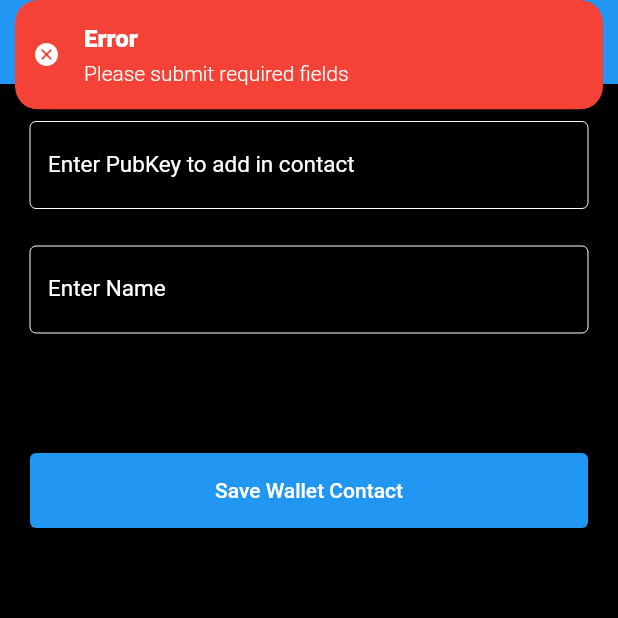
After one commit to rkmonarch/Sol-Swap, a Flutter app: the CreateContactScreen screen opened directly, after a tap on "Save Wallet Contact", on a phone screen of 412 x 824 dp, the top half of it. The commit adds this screen. Run offline on Flutter 3.47's test engine with Material 2 defaults, Android fonts, the phone set to English and light mode, and no system bars; our stand-ins replace bloc, flutter_bloc, font_awesome_flutter, get, get_storage, logger and 1 more; missing offline and left inert: bs58, phantom_connect, pinenacl, solana; accounts and stored records are empty.

Commit message:
added Create Contact List

```diff
--- /dev/null
+++ b/lib/components/screens/create_contact.dart
@@ -0,0 +1,127 @@
+import 'package:flutter/material.dart';
+import 'package:flutter_phantom_demo/components/screens/contacts_list.dart';
+import 'package:flutter_phantom_demo/main.dart';
+import 'package:flutter_phantom_demo/resources/ui_helpers.dart';
+
+class CreateContactScreen extends StatefulWidget {
+  const CreateContactScreen({super.key});
+
+  @override
+  State<CreateContactScreen> createState() => _CreateContactScreenState();
+}
+
+class _CreateContactScreenState extends State<CreateContactScreen> {
+  TextEditingController nameController = new TextEditingController();
+  TextEditingController pubkeyController = new TextEditingController();
+  final GlobalKey<ScaffoldState> _scaffoldKey = new GlobalKey<ScaffoldState>();
+  final _formkey = GlobalKey<FormState>();
+  List contacts = [];
+  @override
+  Widget build(BuildContext context) {
+    return Scaffold(
+      key: _scaffoldKey,
+      appBar: AppBar(),
+      backgroundColor: Colors.black,
+      body: Padding(
+        padding: EdgeInsets.symmetric(horizontal: 20.0),
+        child: Form(
+          key: _formkey,
+          child: Column(
+            children: [
+              vSpaceMedium,
+              TextFormField(
+                  controller: pubkeyController,
+                  validator: (value) {
+                    if (value!.isNotEmpty) {
+                      return null;
+                    } else {
+                      showInfoMessage(
+                          message: "Please submit required fields",
+                          title: "Error");
+                    }
+                  },
+                  style: TextStyle(
+                      color: Colors.white,
+                      fontSize: 15,
+                      fontWeight: FontWeight.bold),
+                  decoration: InputDecoration(
+                    labelText: "Enter PubKey to add in contact",
+                    enabledBorder: OutlineInputBorder(
+                      borderSide: BorderSide(color: Colors.white, width: 0.0),
+                    ),
+                    focusedBorder: OutlineInputBorder(
+                      borderSide: BorderSide(color: Colors.white, width: 0.0),
+                    ),
+                    labelStyle: TextStyle(
+                        color: Colors.white,
+                        fontSize: 15,
+                        fontWeight: FontWeight.normal),
+                  )),
+              vSpaceMedium,
+              TextFormField(
+                  controller: nameController,
+                  validator: (value) {
+                    if (value!.isNotEmpty) {
+                      return null;
+                    } else {
+                      showInfoMessage(
+                          message: "Please submit required fields",
+                          title: "Error");
+                    }
+                  },
+                  style: TextStyle(
+                      color: Colors.white,
+                      fontSize: 15,
+                      fontWeight: FontWeight.bold),
+                  decoration: InputDecoration(
+                    labelText: "Enter Name",
+                    enabledBorder: OutlineInputBorder(
+                      borderSide: BorderSide(color: Colors.white, width: 0.0),
+                    ),
+                    focusedBorder: OutlineInputBorder(
+                      borderSide: BorderSide(color: Colors.white, width: 0.0),
+                    ),
+                    labelStyle: TextStyle(
+                        color: Colors.white,
+                        fontSize: 15,
+                        fontWeight: FontWeight.normal),
+                  )),
+              vSpaceLarge,
+              Center(
+                child: ElevatedButton(
+                  onPressed: () {
+                    if (pubkeyController.text.isNotEmpty &&
+                        nameController.text.isNotEmpty) {
+                      contacts.add({
+                        "address": pubkeyController.text.trim(),
+                        "name": nameController.text.trim()
+                      });
+                      storage.write("contacts", contacts);
+                      var contactslist = storage.read("contacts");
+                      print("contacts is $contactslist");
+                      Navigator.push(
+                          context,
+                          MaterialPageRoute(
+                              builder: (context) => ContactsListScreen()));
+                      showInfoMessage(
+                          message: "Contact Added Successfully", title: "Info");
+                    } else {
+                      showInfoMessage(
+                          message: "Please submit required fields",
+                          title: "Error");
+                    }
+                  },
+                  child: Text("Save Wallet Contact"),
+                  style: ElevatedButton.styleFrom(
+                    minimumSize: Size(500, 50),
+                    elevation: 4,
+                  ),
+                ),
+              ),
+            ],
+          ),
+        ),
+      ),
+    );
+  }
+}
--- a/lib/resources/ui_helpers.dart
+++ b/lib/resources/ui_helpers.dart
@@ -1,4 +1,5 @@
 import 'package:flutter/material.dart';
+import 'package:get/get.dart';
 
 const Widget hSpaceTiny = SizedBox(width: 5.0);
 const Widget hSpaceSmall = SizedBox(width: 10.0);
@@ -43,6 +44,23 @@ AppBar noTitleAppBar({bool isLight = true, bool leading = true}) {
   );
 }
 
+showInfoMessage({required message, title}) {
+  Get.snackbar(
+    title,
+    message,
+    backgroundColor: title == "Info" ? Colors.green : Colors.red,
+    colorText: Colors.white,
+    shouldIconPulse: true,
+    snackPosition: SnackPosition.TOP,
+    animationDuration: const Duration(microseconds: 25),
+    icon: const Icon(
+      Icons.cancel,
+      size: 18,
+      color: Colors.white,
+    ),
+  );
+}
+
 // Screen Size helpers
 
 double screenWidth(BuildContext context) => MediaQuery.of(context).size.width;
```
Also changed, not shown: lib/components/connected/connected.dart (+8 -1 lines), lib/components/screens/contacts_list.dart (added, +101 -0 lines), lib/components/sidebar/sidebar.dart (+42 -29 lines), lib/main.dart (+8 -2 lines), pubspec.yaml (+2 -6 lines).
